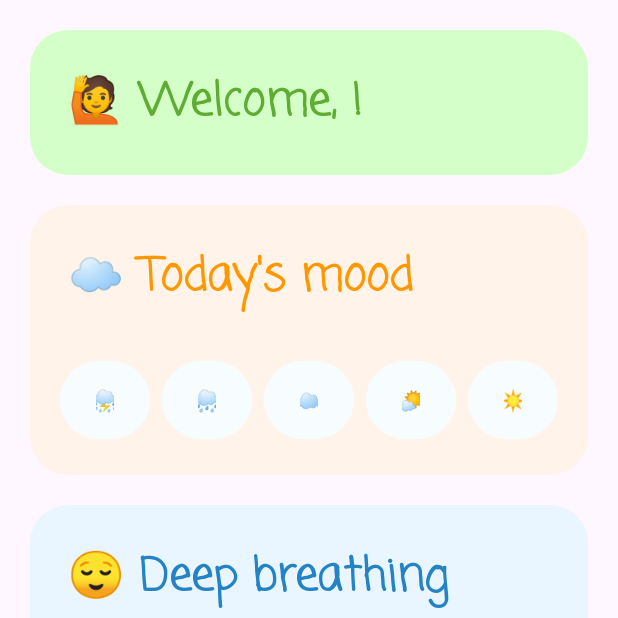
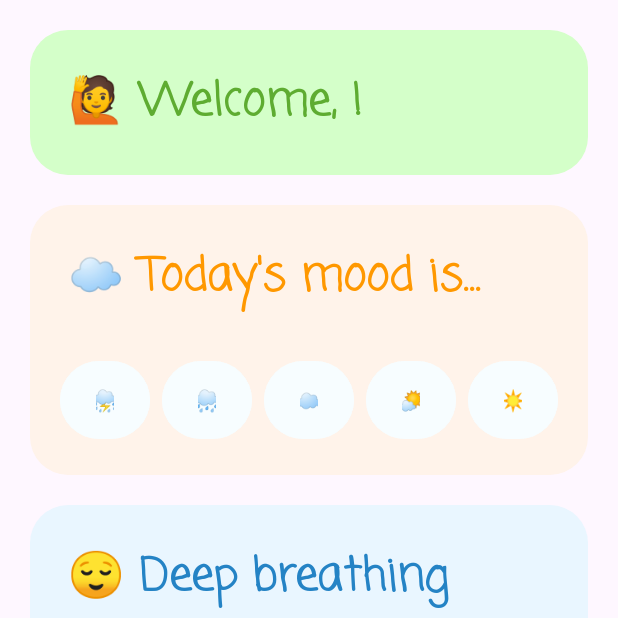
Before and after one commit to LiljaKiiski/my-path, an Android app: the HomeFragment screen opened directly, with no data from a screen before it, on a phone screen of 412 x 824 dp, the top half of it. Run offline under Robolectric (Android 15) with nearby library versions, the phone set to English and light mode, and no system bars; our stand-ins replace navigation-ui.

Commit message:
Home fragment p much done. Dashboard next.

```diff
--- a/app/src/main/java/lilja/kiiski/codingforchangeapp/MainActivity.java
+++ b/app/src/main/java/lilja/kiiski/codingforchangeapp/MainActivity.java
@@ -39,8 +39,8 @@ public class MainActivity extends AppCompatActivity {
 
         SharedPreferences settings = getApplicationContext().getSharedPreferences("user_details", 0);
 
-        if (settings.getString("user_name", "") == ""){
+        //if (settings.getString("user_name", "") == ""){
             startActivity(new Intent(MainActivity.this, WelcomeActivity.class));
-        }
+        //}
     }
 }
--- a/app/src/main/res/layout/fragment_home.xml
+++ b/app/src/main/res/layout/fragment_home.xml
@@ -31,13 +31,25 @@
         android:backgroundTint="@color/back_orange"
         android:fontFamily="casual"
         android:padding="25dp"
-        android:text="☁️ Today's mood"
+        android:text="☁️ Today's mood is..."
         android:textColor="@color/orange_light"
         android:textSize="30sp"
         android:textStyle="bold"
         app:layout_constraintEnd_toEndOf="parent"
         app:layout_constraintStart_toStartOf="parent"
         app:layout_constraintTop_toBottomOf="@+id/welcome" />
+
+    <TextView
+        android:id="@+id/the_mood"
+        android:layout_width="100dp"
+        android:layout_height="100dp"
+        android:layout_marginBottom="10dp"
+        android:text="☁️"
+        android:textSize="80dp"
+        android:visibility="invisible"
+        app:layout_constraintBottom_toBottomOf="@+id/todaysmood"
+        app:layout_constraintEnd_toEndOf="@+id/todaysmood"
+        app:layout_constraintStart_toStartOf="@+id/todaysmood" />
 
     <Button
         android:id="@+id/low"
@@ -165,5 +177,4 @@
         app:layout_constraintBottom_toBottomOf="@+id/textView5"
         app:layout_constraintStart_toStartOf="@+id/textView5" />
 
-
 </androidx.constraintlayout.widget.ConstraintLayout>
```
Also changed, not shown: app/src/main/java/lilja/kiiski/codingforchangeapp/ui/home/HomeFragment.java (+86 -0 lines), app/src/main/java/lilja/kiiski/codingforchangeapp/ui/welcome/Welcome7.java (+7 -5 lines).
